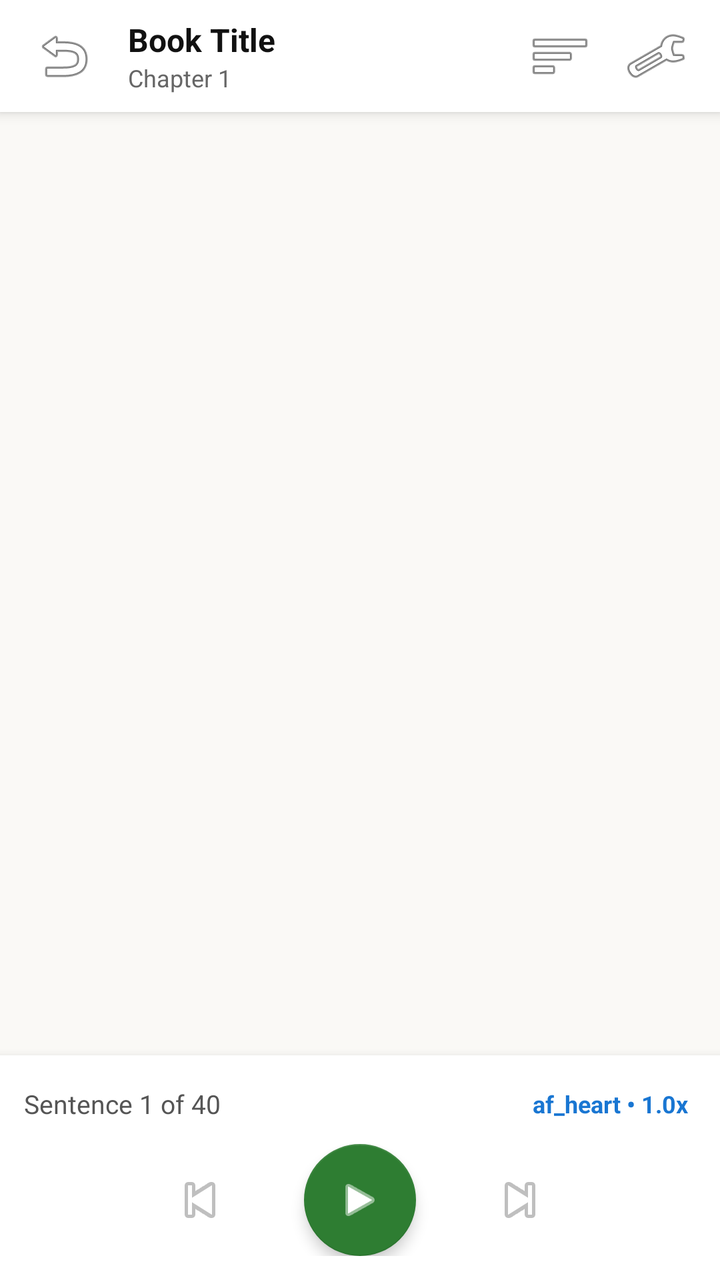
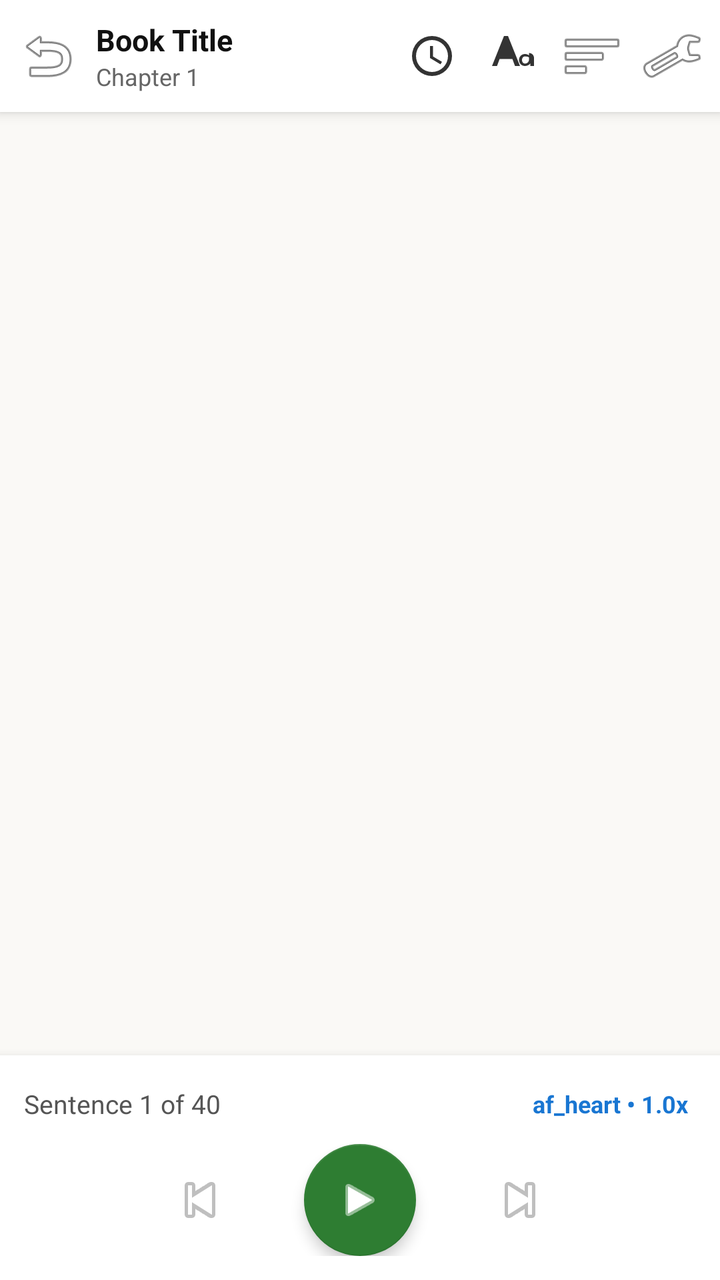

Before-and-after screenshots of an Android layout around one commit, followed by the original layout XML and the change that was made.
<!-- AndroidManifest.xml: application theme Theme.KokoroTTS -->
<!-- res/layout/activity_reader.xml -->
<?xml version="1.0" encoding="utf-8"?>
<LinearLayout xmlns:android="http://schemas.android.com/apk/res/android"
    xmlns:app="http://schemas.android.com/apk/res-auto"
    android:id="@+id/readerRoot"
    android:layout_width="match_parent"
    android:layout_height="match_parent"
    android:orientation="vertical"
    android:fitsSystemWindows="true"
    android:background="#FAF9F6">

    
    <LinearLayout
        android:layout_width="match_parent"
        android:layout_height="?attr/actionBarSize"
        android:orientation="horizontal"
        android:gravity="center_vertical"
        android:paddingStart="8dp"
        android:paddingEnd="8dp"
        android:background="#FFFFFF"
        android:elevation="4dp">

        <ImageButton
            android:id="@+id/btnBack"
            android:layout_width="48dp"
            android:layout_height="48dp"
            android:background="?attr/selectableItemBackgroundBorderless"
            android:src="@android:drawable/ic_menu_revert"
            android:contentDescription="Back" />

        <LinearLayout
            android:layout_width="0dp"
            android:layout_height="wrap_content"
            android:layout_weight="1"
            android:orientation="vertical"
            android:paddingStart="8dp"
            android:paddingEnd="8dp">

            <TextView
                android:id="@+id/tvBookTitle"
                android:layout_width="wrap_content"
                android:layout_height="wrap_content"
                android:text="Book Title"
                android:textStyle="bold"
                android:textSize="16sp"
                android:maxLines="1"
                android:ellipsize="end"
                android:textColor="#111111" />

            <TextView
                android:id="@+id/tvChapterTitle"
                android:layout_width="wrap_content"
                android:layout_height="wrap_content"
                android:text="Chapter 1"
                android:textSize="12sp"
                android:maxLines="1"
                android:ellipsize="end"
                android:textColor="#666666" />
        </LinearLayout>

        <ImageButton
            android:id="@+id/btnToc"
            android:layout_width="48dp"
            android:layout_height="48dp"
            android:background="?attr/selectableItemBackgroundBorderless"
            android:src="@android:drawable/ic_menu_sort_by_size"
            android:contentDescription="Table of Contents" />

        <ImageButton
            android:id="@+id/btnSettings"
            android:layout_width="48dp"
            android:layout_height="48dp"
            android:background="?attr/selectableItemBackgroundBorderless"
            android:src="@android:drawable/ic_menu_preferences"
            android:contentDescription="Voice &amp; Speed Settings" />

    </LinearLayout>

    
    <FrameLayout
        android:layout_width="match_parent"
        android:layout_height="0dp"
        android:layout_weight="1">

        <androidx.recyclerview.widget.RecyclerView
            android:id="@+id/rvSentences"
            android:layout_width="match_parent"
            android:layout_height="match_parent"
            android:clipToPadding="false"
            android:paddingTop="12dp"
            android:paddingBottom="16dp"
            android:scrollbars="vertical" />

        <ProgressBar
            android:id="@+id/pbLoading"
            android:layout_width="wrap_content"
            android:layout_height="wrap_content"
            android:layout_gravity="center"
            android:visibility="gone" />

    </FrameLayout>

    
    <LinearLayout
        android:layout_width="match_parent"
        android:layout_height="wrap_content"
        android:orientation="vertical"
        android:background="#FFFFFF"
        android:elevation="8dp"
        android:padding="12dp">

        <LinearLayout
            android:layout_width="match_parent"
            android:layout_height="wrap_content"
            android:orientation="horizontal"
            android:gravity="center_vertical">

            <TextView
                android:id="@+id/tvProgress"
                android:layout_width="0dp"
                android:layout_height="wrap_content"
                android:layout_weight="1"
                android:text="Sentence 1 of 40"
                android:textSize="13sp"
                android:textColor="#555555" />

            <TextView
                android:id="@+id/tvVoiceSpeed"
                android:layout_width="wrap_content"
                android:layout_height="wrap_content"
                android:text="af_heart • 1.0x"
                android:textSize="12sp"
                android:textStyle="bold"
                android:textColor="#1976D2"
                android:background="?attr/selectableItemBackground"
                android:padding="4dp" />
        </LinearLayout>

        <LinearLayout
            android:layout_width="match_parent"
            android:layout_height="wrap_content"
            android:orientation="horizontal"
            android:gravity="center"
            android:layout_marginTop="8dp">

            <ImageButton
                android:id="@+id/btnPrevSentence"
                android:layout_width="56dp"
                android:layout_height="56dp"
                android:background="?attr/selectableItemBackgroundBorderless"
                android:src="@android:drawable/ic_media_previous"
                android:contentDescription="Previous Sentence" />

            <com.google.android.material.floatingactionbutton.FloatingActionButton
                android:id="@+id/fabPlayPause"
                android:layout_width="wrap_content"
                android:layout_height="wrap_content"
                android:layout_marginStart="24dp"
                android:layout_marginEnd="24dp"
                android:src="@android:drawable/ic_media_play"
                app:elevation="4dp"
                android:contentDescription="Play or Pause" />

            <ImageButton
                android:id="@+id/btnNextSentence"
                android:layout_width="56dp"
                android:layout_height="56dp"
                android:background="?attr/selectableItemBackgroundBorderless"
                android:src="@android:drawable/ic_media_next"
                android:contentDescription="Next Sentence" />

        </LinearLayout>

    </LinearLayout>

</LinearLayout>
<!-- resources referenced by this layout -->
<resources>
  <style name="Theme.KokoroTTS" parent="Theme.MaterialComponents.DayNight.NoActionBar">
          <item name="colorPrimary">#1976D2</item>
          <item name="colorPrimaryVariant">#0D47A1</item>
          <item name="colorOnPrimary">#FFFFFF</item>
          <item name="colorSecondary">#2E7D32</item>
          <item name="colorSecondaryVariant">#1B5E20</item>
          <item name="colorOnSecondary">#FFFFFF</item>
          <item name="android:statusBarColor">#1976D2</item>
      </style>
</resources>

<!-- the commit's change to res/layout/activity_reader.xml (unified diff, before → after) -->
@@ -10,19 +10,20 @@
 
     
     <LinearLayout
+        android:id="@+id/topBarContainer"
         android:layout_width="match_parent"
         android:layout_height="?attr/actionBarSize"
         android:orientation="horizontal"
         android:gravity="center_vertical"
-        android:paddingStart="8dp"
-        android:paddingEnd="8dp"
+        android:paddingStart="4dp"
+        android:paddingEnd="4dp"
         android:background="#FFFFFF"
         android:elevation="4dp">
 
         <ImageButton
             android:id="@+id/btnBack"
-            android:layout_width="48dp"
-            android:layout_height="48dp"
+            android:layout_width="40dp"
+            android:layout_height="40dp"
             android:background="?attr/selectableItemBackgroundBorderless"
             android:src="@android:drawable/ic_menu_revert"
             android:contentDescription="Back" />
@@ -32,8 +33,8 @@
             android:layout_height="wrap_content"
             android:layout_weight="1"
             android:orientation="vertical"
-            android:paddingStart="8dp"
-            android:paddingEnd="8dp">
+            android:paddingStart="4dp"
+            android:paddingEnd="4dp">
 
             <TextView
                 android:id="@+id/tvBookTitle"
@@ -41,7 +42,7 @@
                 android:layout_height="wrap_content"
                 android:text="Book Title"
                 android:textStyle="bold"
-                android:textSize="16sp"
+                android:textSize="15sp"
                 android:maxLines="1"
                 android:ellipsize="end"
                 android:textColor="#111111" />
@@ -57,18 +58,50 @@
                 android:textColor="#666666" />
         </LinearLayout>
 
+        <FrameLayout
+            android:layout_width="wrap_content"
+            android:layout_height="wrap_content">
+            <ImageButton
+                android:id="@+id/btnSleepTimer"
+                android:layout_width="40dp"
+                android:layout_height="40dp"
+                android:background="?attr/selectableItemBackgroundBorderless"
+                android:src="@drawable/ic_sleep_timer"
+                android:contentDescription="Sleep Timer" />
+            <TextView
+                android:id="@+id/tvSleepBadge"
+                android:layout_width="wrap_content"
+                android:layout_height="wrap_content"
+                android:layout_gravity="bottom|end"
+                android:textSize="9sp"
+                android:textStyle="bold"
+                android:textColor="#FFFFFF"
+                android:background="#1976D2"
+                android:paddingStart="3dp"
+                android:paddingEnd="3dp"
+                android:visibility="gone" />
+        </FrameLayout>
+
+        <ImageButton
+            android:id="@+id/btnAppearance"
+            android:layout_width="40dp"
+            android:layout_height="40dp"
+            android:background="?attr/selectableItemBackgroundBorderless"
+            android:src="@drawable/ic_text_format"
+            android:contentDescription="Appearance &amp; Themes" />
+
         <ImageButton
             android:id="@+id/btnToc"
-            android:layout_width="48dp"
-            android:layout_height="48dp"
+            android:layout_width="40dp"
+            android:layout_height="40dp"
             android:background="?attr/selectableItemBackgroundBorderless"
             android:src="@android:drawable/ic_menu_sort_by_size"
             android:contentDescription="Table of Contents" />
 
         <ImageButton
             android:id="@+id/btnSettings"
-            android:layout_width="48dp"
-            android:layout_height="48dp"
+            android:layout_width="40dp"
+            android:layout_height="40dp"
             android:background="?attr/selectableItemBackgroundBorderless"
             android:src="@android:drawable/ic_menu_preferences"
             android:contentDescription="Voice &amp; Speed Settings" />
@@ -101,6 +134,7 @@
 
     
     <LinearLayout
+        android:id="@+id/bottomBarContainer"
         android:layout_width="match_parent"
         android:layout_height="wrap_content"
         android:orientation="vertical"
<!-- resource entries referenced after the edit -->
@@ -1,5 +1,25 @@
 <!-- resources referenced by this layout -->
 <resources>
+  <!-- drawable ic_sleep_timer (drawable) -->
+  ﻿<vector xmlns:android="http://schemas.android.com/apk/res/android"
+      android:width="24dp"
+      android:height="24dp"
+      android:viewportWidth="24"
+      android:viewportHeight="24">
+    <path
+        android:fillColor="#333333"
+        android:pathData="M12,2A10,10 0,0 0,2 12A10,10 0,0 0,12 22A10,10 0,0 0,22 12A10,10 0,0 0,12 2M12,4A8,8 0,0 1,20 12A8,8 0,0 1,12 20A8,8 0,0 1,4 12A8,8 0,0 1,12 4M12.5,7V12.25L17,14.92L16.25,16.15L11,13V7H12.5Z" />
+  </vector>
+  <!-- drawable ic_text_format (drawable) -->
+  ﻿<vector xmlns:android="http://schemas.android.com/apk/res/android"
+      android:width="24dp"
+      android:height="24dp"
+      android:viewportWidth="24"
+      android:viewportHeight="24">
+    <path
+        android:fillColor="#333333"
+        android:pathData="M9,4L6.5,10.5H11.5L9,4M10,2H8L2,17H4.5L5.8,13.5H12.2L13.5,17H16L10,2M20.5,10.5C21.9,10.5 23,11.6 23,13V17H21.2V15.7C20.6,16.5 19.5,17 18.5,17C16.8,17 15.5,15.7 15.5,14C15.5,12.3 16.8,11 18.5,11C19.5,11 20.3,11.4 20.8,12V13C20.8,13 20.4,12.2 18.5,12.2C17.7,12.2 17,12.9 17,14C17,15.1 17.7,15.8 18.5,15.8C19.6,15.8 20.5,14.9 20.5,13.8V10.5Z" />
+  </vector>
   <style name="Theme.KokoroTTS" parent="Theme.MaterialComponents.DayNight.NoActionBar">
           <item name="colorPrimary">#1976D2</item>
           <item name="colorPrimaryVariant">#0D47A1</item>
